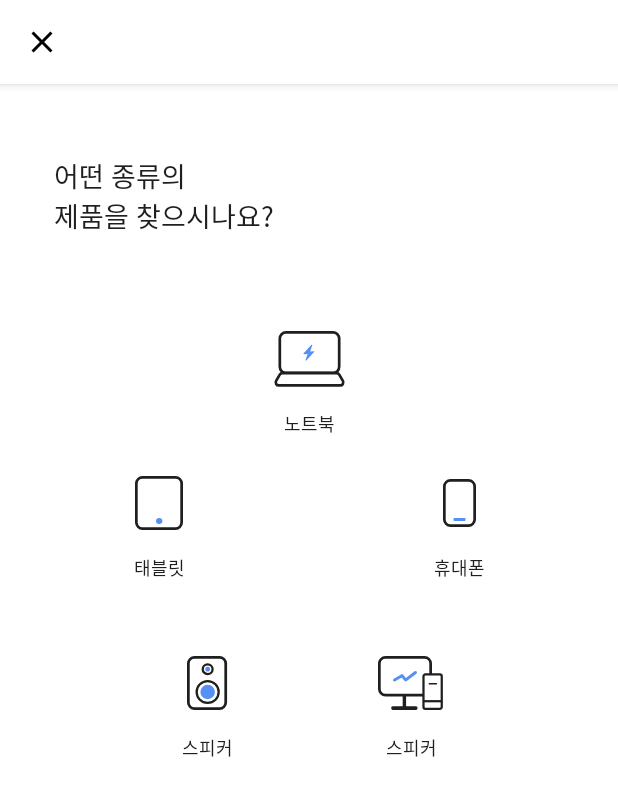
After one commit to UMC-GetIT/GetIT-android, an Android app: the RecommendActivity screen opened directly, with no data from a screen before it, on a phone screen of 412 x 824 dp. The commit adds this screen. Shown: the top 796 px of the screen. Run offline under Robolectric (Android 15) with nearby library versions, the phone set to English and light mode, and no system bars.

Commit message:
[FEAT] 추천 뷰 기기 선택

```diff
--- a/GetIT/app/src/main/AndroidManifest.xml
+++ b/GetIT/app/src/main/AndroidManifest.xml
@@ -30,6 +30,7 @@
         <activity android:name=".ui.main.MainActivity"/>
         <activity android:name=".ui.main.search.ProductDetailActivity"/>
         <activity android:name=".ui.main.SearchActivity"/>
+        <activity android:name=".ui.main.home.RecommendActivity"/>
 
     </application>
 
--- a/GetIT/app/src/main/java/com/getit/getit/ui/login/SignUpActivity.kt
+++ b/GetIT/app/src/main/java/com/getit/getit/ui/login/SignUpActivity.kt
@@ -31,7 +31,7 @@ class SignUpActivity : BaseActivity<ActivitySignupBinding>(ActivitySignupBinding
         val toolbar : Toolbar = binding.toolbar
         setSupportActionBar(toolbar)
         supportActionBar?.setDisplayHomeAsUpEnabled(true);
-        supportActionBar?.setHomeAsUpIndicator(drawable.ic_arrow_left);
+        supportActionBar?.setHomeAsUpIndicator(drawable.ic_close);
     }
 
     override fun onOptionsItemSelected(item: MenuItem): Boolean {
@@ -44,7 +44,7 @@ class SignUpActivity : BaseActivity<ActivitySignupBinding>(ActivitySignupBinding
     override fun onResume() {
         super.onResume()
         showActionBar() //지난번에 넣은 코드에서 이 부분만 추가
-        setActionBarTitle("회원가입")
+        setActionBarTitle("")
     }
 
     private fun getUser(): User {
--- a/GetIT/app/src/main/java/com/getit/getit/ui/main/home/HomeFragment.kt
+++ b/GetIT/app/src/main/java/com/getit/getit/ui/main/home/HomeFragment.kt
@@ -1,5 +1,6 @@
 package com.getit.getit.ui.main.home
 
+import android.content.Intent
 import android.os.Bundle
 import android.view.LayoutInflater
 import android.view.View
@@ -50,6 +51,10 @@ class HomeFragment(): BaseFragment<FragmentHomeBinding>(FragmentHomeBinding::inf
             }
         })
 
+        binding.questionRecommendationContentButton.setOnClickListener{
+            startActivity(Intent(activity, RecommendActivity::class.java))
+        }
+
 //        binding.answer11.setOnClickListener{
 //            startActivity(Intent(activity, WindowActivity::class.java))
 //        }
--- /dev/null
+++ b/GetIT/app/src/main/java/com/getit/getit/ui/main/home/RecommendActivity.kt
@@ -0,0 +1,42 @@
+package com.getit.getit.ui.main.home
+
+import android.os.Bundle
+import android.view.MenuItem
+import androidx.appcompat.widget.Toolbar
+import com.getit.getit.R
+import com.getit.getit.databinding.ActivityRecommendBinding
+import com.getit.getit.databinding.ActivitySignupBinding
+import com.getit.getit.ui.BaseActivity
+
+class RecommendActivity : BaseActivity<ActivityRecommendBinding>(ActivityRecommendBinding::inflate) {
+
+    override fun onCreate(savedInstanceState: Bundle?) {
+        super.onCreate(savedInstanceState)
+
+        binding = ActivityRecommendBinding.inflate(layoutInflater)
+        setContentView(binding.root)
+
+        val toolbar : Toolbar = binding.toolbar
+        setSupportActionBar(toolbar)
+        supportActionBar?.setDisplayHomeAsUpEnabled(true);
+        supportActionBar?.setHomeAsUpIndicator(R.drawable.ic_close);
+    }
+
+    override fun initAfterBinding() {
+    }
+
+    override fun onResume() {
+        super.onResume()
+        showActionBar() //지난번에 넣은 코드에서 이 부분만 추가
+        setActionBarTitle("")
+    }
+
+    override fun onOptionsItemSelected(item: MenuItem): Boolean {
+        if(item.itemId == android.R.id.home){
+            finish()
+            return true
+        }
+        return super.onOptionsItemSelected(item)
+    }
+
+}
--- /dev/null
+++ b/GetIT/app/src/main/res/drawable/ic_close.xml
@@ -0,0 +1,10 @@
+<vector xmlns:android="http://schemas.android.com/apk/res/android"
+    android:width="24dp"
+    android:height="24dp"
+    android:viewportWidth="24"
+    android:viewportHeight="24"
+    android:tint="@color/black">
+  <path
+      android:fillColor="@android:color/white"
+      android:pathData="M19,6.41L17.59,5 12,10.59 6.41,5 5,6.41 10.59,12 5,17.59 6.41,19 12,13.41 17.59,19 19,17.59 13.41,12z"/>
+</vector>
--- /dev/null
+++ b/GetIT/app/src/main/res/layout/activity_recommend.xml
@@ -0,0 +1,168 @@
+<?xml version="1.0" encoding="utf-8"?>
+<androidx.constraintlayout.widget.ConstraintLayout xmlns:android="http://schemas.android.com/apk/res/android"
+    xmlns:app="http://schemas.android.com/apk/res-auto"
+    xmlns:tools="http://schemas.android.com/tools"
+    android:layout_width="match_parent"
+    android:layout_height="match_parent">
+
+
+    <androidx.appcompat.widget.Toolbar
+        android:id="@+id/toolbar"
+        android:layout_width="match_parent"
+        android:layout_height="?actionBarSize"
+        app:titleTextColor="@color/normal"
+        android:background="@color/white"
+        android:elevation="4dp"
+        app:menu="@menu/menu_plain_toolbar"
+        app:layout_constraintStart_toStartOf="parent"
+        app:layout_constraintTop_toTopOf="parent">
+
+    </androidx.appcompat.widget.Toolbar>
+
+    <TextView
+        android:id="@+id/question_recommendation_tv"
+        android:layout_width="wrap_content"
+        android:layout_height="wrap_content"
+        android:layout_marginTop="48dp"
+        android:layout_marginStart="36dp"
+        android:textSize="18dp"
+        android:textColor="@color/normal"
+        android:fontFamily="@font/notosanskr_bold"
+        android:text="어떤 종류의\n제품을 찾으시나요?"
+        app:layout_constraintStart_toStartOf="parent"
+        app:layout_constraintTop_toBottomOf="@id/toolbar" />
+
+    <androidx.constraintlayout.widget.ConstraintLayout
+        android:layout_width="wrap_content"
+        android:layout_height="wrap_content"
+        android:id="@+id/laptop_recommend_button"
+        android:layout_marginTop="48dp"
+        app:layout_constraintTop_toBottomOf="@id/question_recommendation_tv"
+        app:layout_constraintStart_toStartOf="parent"
+        app:layout_constraintEnd_toEndOf="parent">
+        <ImageButton
+            android:id="@+id/laptop_recommend_ib"
+            android:layout_width="68dp"
+            android:layout_height="68dp"
+            android:src="@drawable/ic_laptop_icon"
+            app:layout_constraintTop_toTopOf="parent"
+            app:layout_constraintStart_toStartOf="parent"
+            android:background="@color/white" />
+        <TextView
+            android:layout_width="wrap_content"
+            android:layout_height="wrap_content"
+            android:textSize="12dp"
+            android:text="노트북"
+            app:layout_constraintTop_toBottomOf="@id/laptop_recommend_ib"
+            app:layout_constraintStart_toStartOf="parent"
+            app:layout_constraintEnd_toEndOf="parent"
+            android:textColor="@color/normal"/>
+    </androidx.constraintlayout.widget.ConstraintLayout>
+
+    <androidx.constraintlayout.widget.ConstraintLayout
+        android:layout_width="wrap_content"
+        android:layout_height="wrap_content"
+        android:id="@+id/tablet_recommend_button"
+        android:layout_marginTop="96dp"
+        android:layout_marginEnd = "32dp"
+        app:layout_constraintTop_toTopOf="@id/laptop_recommend_button"
+        app:layout_constraintEnd_toStartOf="@id/laptop_recommend_button">
+        <ImageButton
+            android:layout_width="68dp"
+            android:layout_height="68dp"
+            android:id="@+id/tablet_recommend_ib"
+            android:src="@drawable/ic_tablet_icon"
+            app:layout_constraintTop_toTopOf="parent"
+            app:layout_constraintStart_toStartOf="parent"
+            android:background="@color/white" />
+        <TextView
+            android:layout_width="wrap_content"
+            android:layout_height="wrap_content"
+            android:textSize="12dp"
+            android:text="태블릿"
+            app:layout_constraintTop_toBottomOf="@id/tablet_recommend_ib"
+            app:layout_constraintStart_toStartOf="parent"
+            app:layout_constraintEnd_toEndOf="parent"
+            android:textColor="@color/normal"/>
+    </androidx.constraintlayout.widget.ConstraintLayout>
+
+    <androidx.constraintlayout.widget.ConstraintLayout
+        android:layout_width="wrap_content"
+        android:layout_height="wrap_content"
+        android:id="@+id/phone_recommend_button"
+        android:layout_marginTop="96dp"
+        android:layout_marginStart = "32dp"
+        app:layout_constraintTop_toTopOf="@id/laptop_recommend_button"
+        app:layout_constraintStart_toEndOf="@id/laptop_recommend_button">
+        <ImageButton
+            android:layout_width="68dp"
+            android:layout_height="68dp"
+            android:id="@+id/phone_recommend_ib"
+            android:src="@drawable/ic_phone_icon"
+            app:layout_constraintTop_toTopOf="parent"
+            app:layout_constraintStart_toStartOf="parent"
+            android:background="@color/white" />
+        <TextView
+            android:layout_width="wrap_content"
+            android:layout_height="wrap_content"
+            android:textSize="12dp"
+            android:text="휴대폰"
+            app:layout_constraintTop_toBottomOf="@id/phone_recommend_ib"
+            app:layout_constraintStart_toStartOf="parent"
+            app:layout_constraintEnd_toEndOf="parent"
+            android:textColor="@color/normal"/>
+    </androidx.constraintlayout.widget.ConstraintLayout>
+
+    <androidx.constraintlayout.widget.ConstraintLayout
+        android:layout_width="wrap_content"
+        android:layout_height="wrap_content"
+        android:id="@+id/speaker_recommend_button"
+        android:layout_marginTop="120dp"
+        app:layout_constraintTop_toTopOf="@id/tablet_recommend_button"
+        app:layout_constraintEnd_toStartOf="@id/laptop_recommend_button">
+        <ImageButton
+            android:layout_width="68dp"
+            android:layout_height="68dp"
+            android:id="@+id/speaker_recommend_ib"
+            android:src="@drawable/ic_speaker_icon"
+            app:layout_constraintTop_toTopOf="parent"
+            app:layout_constraintStart_toStartOf="parent"
+            android:background="@color/white" />
+        <TextView
+            android:layout_width="wrap_content"
+            android:layout_height="wrap_content"
+            android:textSize="12dp"
+            android:text="스피커"
+            app:layout_constraintTop_toBottomOf="@id/speaker_recommend_ib"
+            app:layout_constraintStart_toStartOf="parent"
+            app:layout_constraintEnd_toEndOf="parent"
+            android:textColor="@color/normal"/>
+    </androidx.constraintlayout.widget.ConstraintLayout>
+
+    <androidx.constraintlayout.widget.ConstraintLayout
+        android:layout_width="wrap_content"
+        android:layout_height="wrap_content"
+        android:id="@+id/desktop_recommend_button"
+        android:layout_marginTop="120dp"
+        app:layout_constraintTop_toTopOf="@id/phone_recommend_button"
+        app:layout_constraintStart_toEndOf="@id/laptop_recommend_button">
+        <ImageButton
+            android:layout_width="68dp"
+            android:layout_height="68dp"
+            android:id="@+id/desktop_recommend_ib"
+            android:src="@drawable/ic_desktop_icon"
+            app:layout_constraintTop_toTopOf="parent"
+            app:layout_constraintStart_toStartOf="parent"
+            android:background="@color/white" />
+        <TextView
+            android:layout_width="wrap_content"
+            android:layout_height="wrap_content"
+            android:textSize="12dp"
+            android:text="스피커"
+            app:layout_constraintTop_toBottomOf="@id/desktop_recommend_ib"
+            app:layout_constraintStart_toStartOf="parent"
+            app:layout_constraintEnd_toEndOf="parent"
+            android:textColor="@color/normal"/>
+    </androidx.constraintlayout.widget.ConstraintLayout>
+
+</androidx.constraintlayout.widget.ConstraintLayout>
--- a/GetIT/app/src/main/res/layout/fragment_comparison.xml
+++ b/GetIT/app/src/main/res/layout/fragment_comparison.xml
@@ -5,18 +5,6 @@
     android:layout_width="match_parent"
     android:layout_height="match_parent"
     xmlns:app="http://schemas.android.com/apk/res-auto">
-<!--
-    <androidx.appcompat.widget.Toolbar
-        android:id="@+id/toolbar"
-        android:layout_width="match_parent"
-        android:layout_height="?actionBarSize"
-        app:titleTextColor="@color/normal"
-        android:background="@color/white"
-        app:title="비교하기"
-        app:subtitle = "기기 종류를 선택하여 좋아요 목록을 확인해보세요"
-        app:menu="@menu/window_toolbar"
-        app:layout_constraintTop_toTopOf="parent">
-    </androidx.appcompat.widget.Toolbar>-->
 
     <Spinner
         android:id="@+id/dropdown_items"
```
Also changed, not shown: GetIT/app/src/main/res/drawable/cpu_icon.png, GetIT/app/src/main/res/drawable/gpu_icon.png, GetIT/app/src/main/res/drawable/output_icon.png, GetIT/app/src/main/res/drawable/pixel_icon.png, GetIT/app/src/main/res/drawable/protocol_icon.png, GetIT/app/src/main/res/drawable/ram_icon.png, GetIT/app/src/main/res/drawable/recommend_button_bg.png, GetIT/app/src/main/res/drawable/resolution_icon.png, GetIT/app/src/main/res/drawable/terminal_icon.png.
